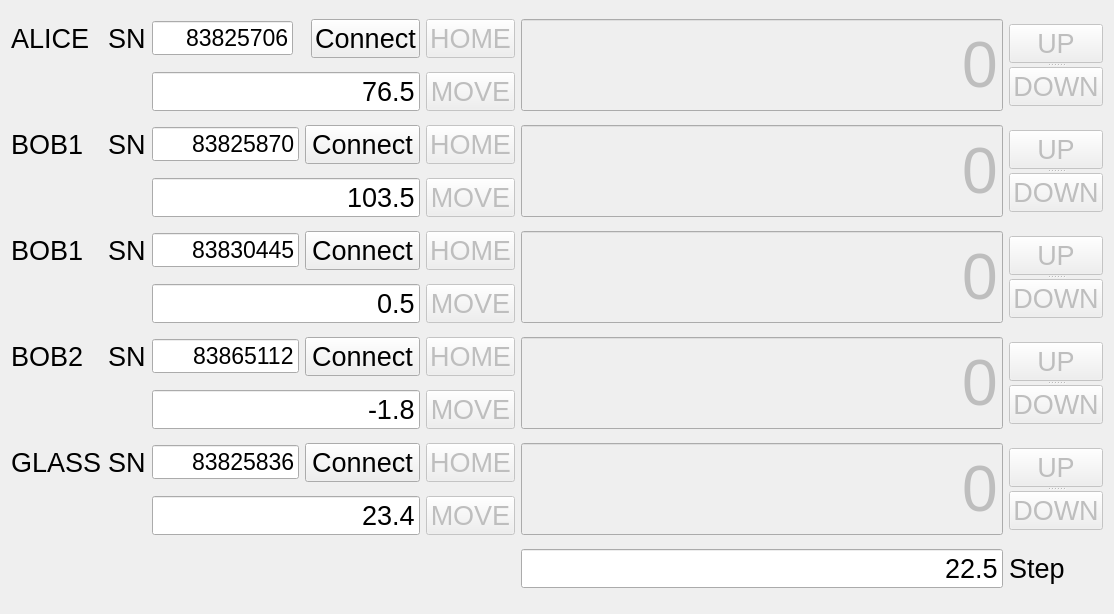
The window that AllRotator.ui (qLuxor/pylabtools) describes before a commit, drawn with Qt 5.
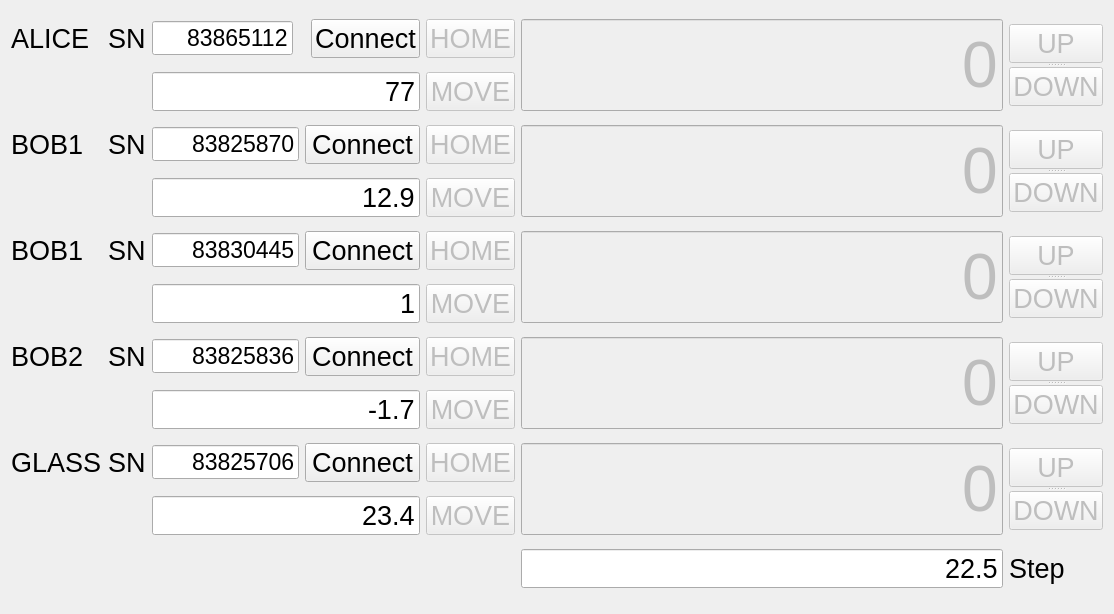
The same window after the commit.

Commit message: Change default rotator serial numbers

```diff
--- a/AllRotator.ui
+++ b/AllRotator.ui
@@ -46,7 +46,7 @@
       </font>
      </property>
      <property name="text">
-      <string>83825706</string>
+      <string>83865112</string>
      </property>
      <property name="alignment">
       <set>Qt::AlignRight|Qt::AlignTrailing|Qt::AlignVCenter</set>
@@ -418,7 +418,7 @@
       </font>
      </property>
      <property name="text">
-      <string>0.5</string>
+      <string>1</string>
      </property>
      <property name="alignment">
       <set>Qt::AlignRight|Qt::AlignTrailing|Qt::AlignVCenter</set>
@@ -472,7 +472,7 @@
       </font>
      </property>
      <property name="text">
-      <string>83865112</string>
+      <string>83825836</string>
      </property>
      <property name="alignment">
       <set>Qt::AlignRight|Qt::AlignTrailing|Qt::AlignVCenter</set>
@@ -599,7 +599,7 @@
       </font>
      </property>
      <property name="text">
-      <string>-1.8</string>
+      <string>-1.7</string>
      </property>
      <property name="alignment">
       <set>Qt::AlignRight|Qt::AlignTrailing|Qt::AlignVCenter</set>
@@ -638,7 +638,7 @@
       </font>
      </property>
      <property name="text">
-      <string>83825836</string>
+      <string>83825706</string>
      </property>
      <property name="alignment">
       <set>Qt::AlignRight|Qt::AlignTrailing|Qt::AlignVCenter</set>
@@ -810,7 +810,7 @@
       </font>
      </property>
      <property name="text">
-      <string>76.5</string>
+      <string>77</string>
      </property>
      <property name="alignment">
       <set>Qt::AlignRight|Qt::AlignTrailing|Qt::AlignVCenter</set>
@@ -864,7 +864,7 @@
       </font>
      </property>
      <property name="text">
-      <string>103.5</string>
+      <string>12.9</string>
      </property>
      <property name="alignment">
       <set>Qt::AlignRight|Qt::AlignTrailing|Qt::AlignVCenter</set>
```
